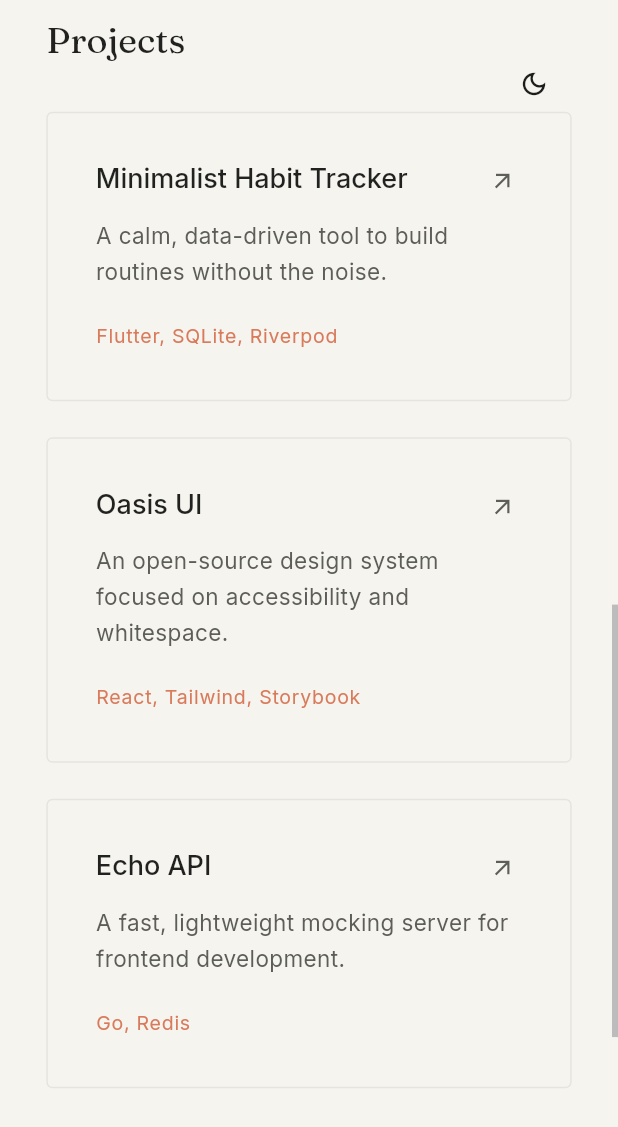
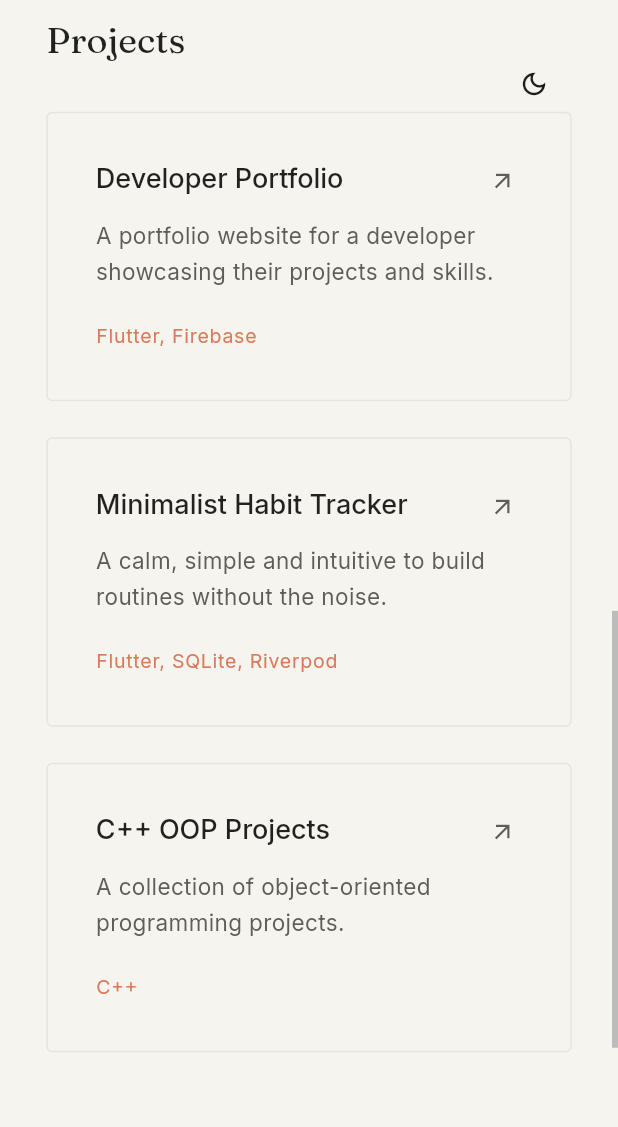
Before and after one commit to todorx/Flutter-portfolio, a Flutter app: the screen it shows after launch, scrolled down 1152 dp, on a phone screen of 412 x 824 dp. Shown: the top 1127 px of the screen. Run offline on Flutter 3.47's test engine with Material 3 defaults, Android fonts, the phone set to English and light mode, and no system bars; our stand-ins replace google_fonts.

Commit message:
Updated github links

```diff
--- a/lib/main.dart
+++ b/lib/main.dart
@@ -305,23 +305,24 @@
   Widget _buildProjects(BuildContext context) {
     final projects = [
       {
-        'title': 'Minimalist Habit Tracker',
-        'desc': 'A calm, data-driven tool to build routines without the noise.',
-        'tech': 'Flutter, SQLite, Riverpod',
-        'link': 'https://github.com/example/habit',
+        'title': 'Developer Portfolio',
+        'desc':
+            'A portfolio website for a developer showcasing their projects and skills.',
+        'tech': 'Flutter, Firebase',
+        'link': 'https://github.com/todorx/Flutter-Portfolio',
       },
       {
-        'title': 'Oasis UI',
+        'title': 'Minimalist Habit Tracker',
         'desc':
-            'An open-source design system focused on accessibility and whitespace.',
-        'tech': 'React, Tailwind, Storybook',
-        'link': 'https://github.com/example/oasis',
+            'A calm, simple and intuitive to build routines without the noise.',
+        'tech': 'Flutter, SQLite, Riverpod',
+        'link': 'https://github.com/todorx/Flutter-Web-Habit-Tracker',
       },
       {
-        'title': 'Echo API',
-        'desc': 'A fast, lightweight mocking server for frontend development.',
-        'tech': 'Go, Redis',
-        'link': 'https://github.com/example/echo',
+        'title': 'C++ OOP Projects',
+        'desc': 'A collection of object-oriented programming projects.',
+        'tech': 'C++',
+        'link': 'https://github.com/todorx/Cpp-Projects',
       },
     ];
 
```
